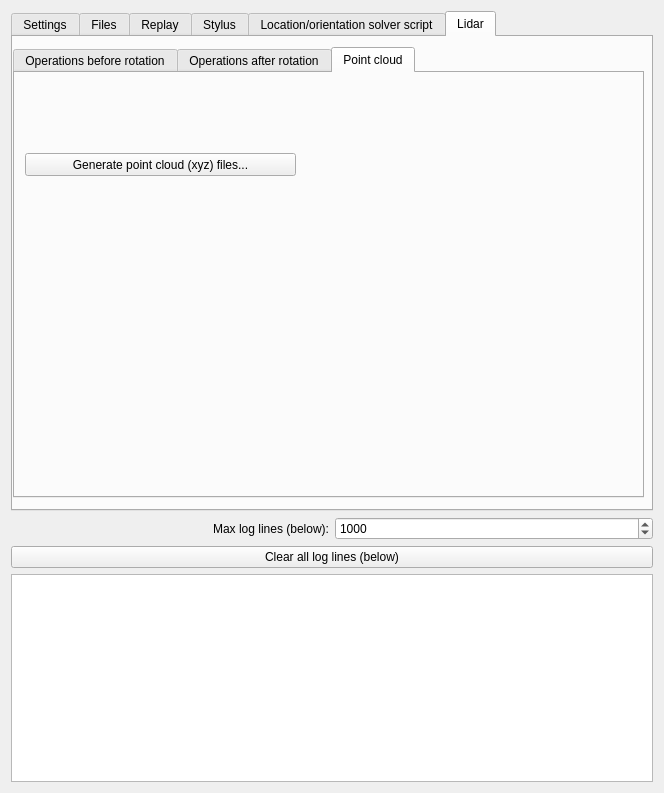
The window that postprocessform.ui (GNSS-Stylist/GNSS-Stylus) describes before a commit, drawn with Qt 5.
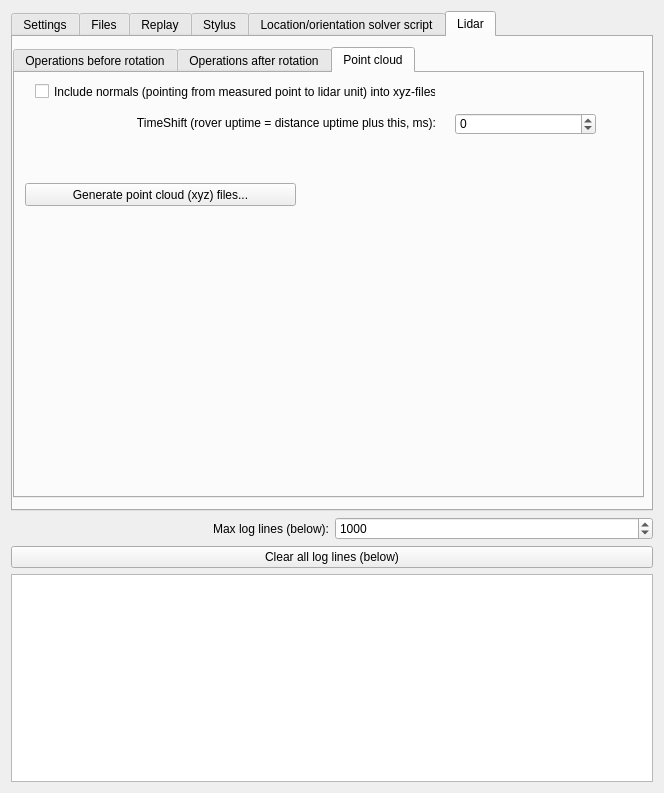
The same window after the commit. The open tabs and pages were chosen to show the change.

Commit message:
Add lidar-based point cloud creation
This is the first somehow working version utilizing lidar in point cloud creation. Point clouds can be created and they look actually quite good. There are, however some relatively easy ways to get them better. So, this is preliminary commit to save the current progress before breaking everything.

Also all filtering etc. parameters are hardcoded in this version.

```diff
--- a/postprocessform.ui
+++ b/postprocessform.ui
@@ -2172,7 +2172,7 @@
          <property name="geometry">
           <rect>
            <x>10</x>
-           <y>80</y>
+           <y>110</y>
            <width>271</width>
            <height>23</height>
           </rect>
@@ -2181,6 +2181,51 @@
           <string>Generate point cloud (xyz) files...</string>
          </property>
         </widget>
+        <widget class="QCheckBox" name="checkBox_Lidar_PointCloud_IncludeNormals">
+         <property name="geometry">
+          <rect>
+           <x>20</x>
+           <y>10</y>
+           <width>401</width>
+           <height>17</height>
+          </rect>
+         </property>
+         <property name="text">
+          <string>Include normals (pointing from measured point to lidar unit) into xyz-files</string>
+         </property>
+        </widget>
+        <widget class="QLabel" name="label_Lidar_PointCloud_TimeShift">
+         <property name="geometry">
+          <rect>
+           <x>10</x>
+           <y>40</y>
+           <width>411</width>
+           <height>20</height>
+          </rect>
+         </property>
+         <property name="text">
+          <string>TimeShift (rover uptime = distance uptime plus this, ms):</string>
+         </property>
+         <property name="alignment">
+          <set>Qt::AlignRight|Qt::AlignTrailing|Qt::AlignVCenter</set>
+         </property>
+        </widget>
+        <widget class="QSpinBox" name="spinBox_Lidar_PointCloud_TimeShift">
+         <property name="geometry">
+          <rect>
+           <x>440</x>
+           <y>40</y>
+           <width>141</width>
+           <height>22</height>
+          </rect>
+         </property>
+         <property name="minimum">
+          <number>-1000000000</number>
+         </property>
+         <property name="maximum">
+          <number>1000000000</number>
+         </property>
+        </widget>
        </widget>
       </widget>
      </widget>
```
Left out of the diff: 2 changed lines with no effect on the pictures. The commit also changes 5 other files.
